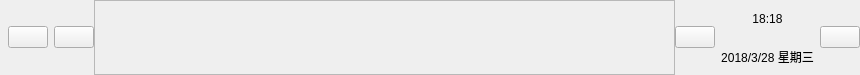
Old version of the form SKGui/ctoolwidget.ui in the repository song-kang/SKHMIProject.
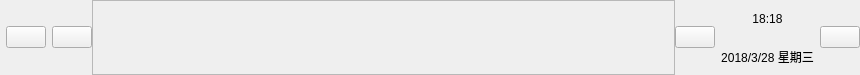
New version of the form. Custom widgets are drawn as their Qt base class.

The edit to the form file:
```diff
--- a/SKGui/ctoolwidget.ui
+++ b/SKGui/ctoolwidget.ui
@@ -20,7 +20,7 @@
    <item row="0" column="0">
     <layout class="QHBoxLayout" name="horizontalLayout_2">
      <property name="leftMargin">
-      <number>8</number>
+      <number>6</number>
      </property>
      <item>
       <widget class="QPushButton" name="btnStart">
@@ -66,7 +66,7 @@
            <rect>
             <x>0</x>
             <y>0</y>
-            <width>601</width>
+            <width>603</width>
             <height>69</height>
            </rect>
           </property>
```
